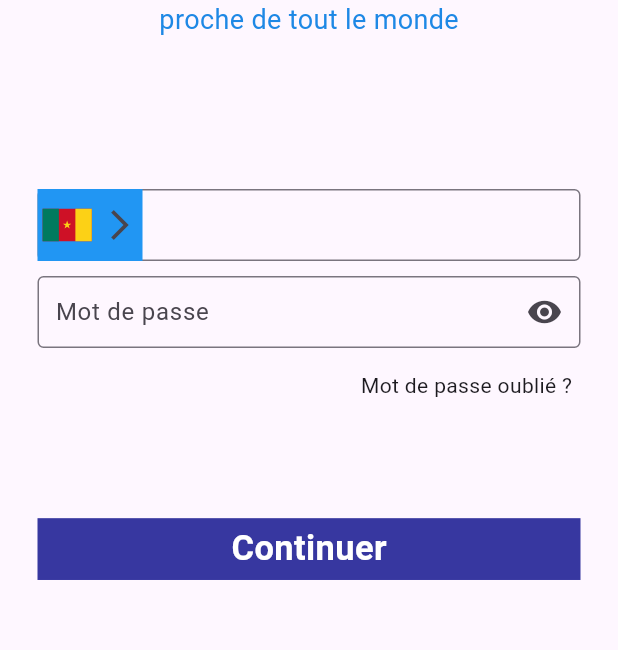
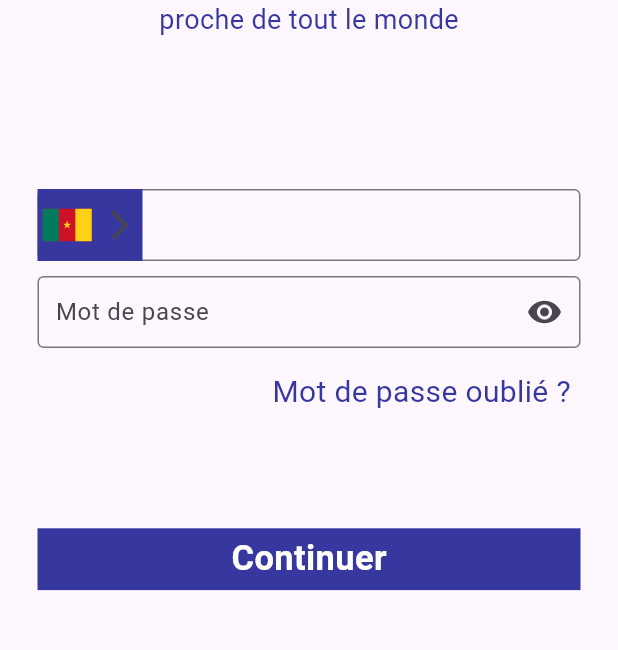
Before and after one commit to Pessidjo-Germann/neero, a Flutter app: the screen it shows after launch, on a phone screen of 412 x 824 dp, the part 303-953 px from its top. Run offline on Flutter 3.47's test engine with Material 2 defaults, Android fonts, the phone set to English and light mode, and no system bars; our stand-ins replace flutter_svg.

Commit message:
mis a jour

```diff
--- /dev/null
+++ b/lib/constante.dart
@@ -0,0 +1,3 @@
+import 'package:flutter/material.dart';
+
+const kprimaryColor = Color(0xff3737a0);
--- a/lib/screens/connexion/components/body.dart
+++ b/lib/screens/connexion/components/body.dart
@@ -1,5 +1,6 @@
 import 'package:flutter/material.dart';
 import 'package:flutter_svg/flutter_svg.dart';
+import 'package:neero/constante.dart';
 
 class Body extends StatefulWidget {
   const Body({super.key});
@@ -22,13 +23,13 @@ class _BodyState extends State<Body> {
               child: Column(
                 children: [
                   const SizedBox(height: 125),
-                  Row(
+                  const Row(
                     mainAxisAlignment: MainAxisAlignment.center,
                     children: [
                       Column(
                         crossAxisAlignment: CrossAxisAlignment.start,
                         children: [
-                          const Text(
+                          Text(
                             "neero",
                             textScaleFactor: 3,
                             textAlign: TextAlign.left,
@@ -42,7 +43,7 @@ class _BodyState extends State<Body> {
                             "proche de tout le monde",
                             style: TextStyle(
                               fontSize: 18,
-                              color: Colors.blue[600],
+                              color: kprimaryColor,
                             ),
                           ),
                         ],
@@ -52,8 +53,8 @@ class _BodyState extends State<Body> {
                   const SizedBox(height: 100),
                   TextField(
                     decoration: InputDecoration(
-                      border: OutlineInputBorder(),
-                      contentPadding: EdgeInsets.all(8),
+                      border: const OutlineInputBorder(),
+                      contentPadding: const EdgeInsets.all(8),
                       prefixIcon: contentDrag(
                         isColumn: isColumn,
                         press: () {
@@ -73,18 +74,24 @@ class _BodyState extends State<Body> {
                       suffixIcon: Icon(Icons.remove_red_eye_sharp),
                     ),
                   ),
-                  SizedBox(height: 15),
-                  Padding(
-                    padding: const EdgeInsets.only(left: 210.0),
-                    child: Text("Mot de passe oublié ?"),
+                  const SizedBox(height: 15),
+                  const Padding(
+                    padding: EdgeInsets.only(left: 150.0),
+                    child: Text(
+                      "Mot de passe oublié ?",
+                      style: TextStyle(
+                        fontSize: 20,
+                        color: kprimaryColor,
+                      ),
+                    ),
                   ),
-                  Spacer(),
+                  const Spacer(),
                   SizedBox(
                     child: Container(
                         width: size.width,
                         height: size.height * 0.05,
-                        decoration: BoxDecoration(
-                          color: const Color(0xff3737a0),
+                        decoration: const BoxDecoration(
+                          color: kprimaryColor,
                           //  borderRadius: BorderRadius.circular(12),
                         ),
                         child: const Center(
@@ -98,7 +105,7 @@ class _BodyState extends State<Body> {
                           ),
                         )),
                   ),
-                  Spacer(flex: 3),
+                  const Spacer(flex: 3),
                 ],
               ),
             ),
@@ -131,7 +138,7 @@ class contentDrag extends StatelessWidget {
           : Container(
               width: 70,
               height: 45,
-              color: const Color.fromRGBO(33, 150, 243, 1),
+              color: kprimaryColor,
               child: Row(
                 mainAxisAlignment: MainAxisAlignment.spaceAround,
                 children: [
@@ -139,7 +146,7 @@ class contentDrag extends StatelessWidget {
                     "asset/icon/Flag_of_Cameroon.svg",
                     height: 22,
                   ),
-                  Icon(Icons.arrow_forward_ios),
+                  const Icon(Icons.arrow_forward_ios),
                 ],
               ),
             ),
```
